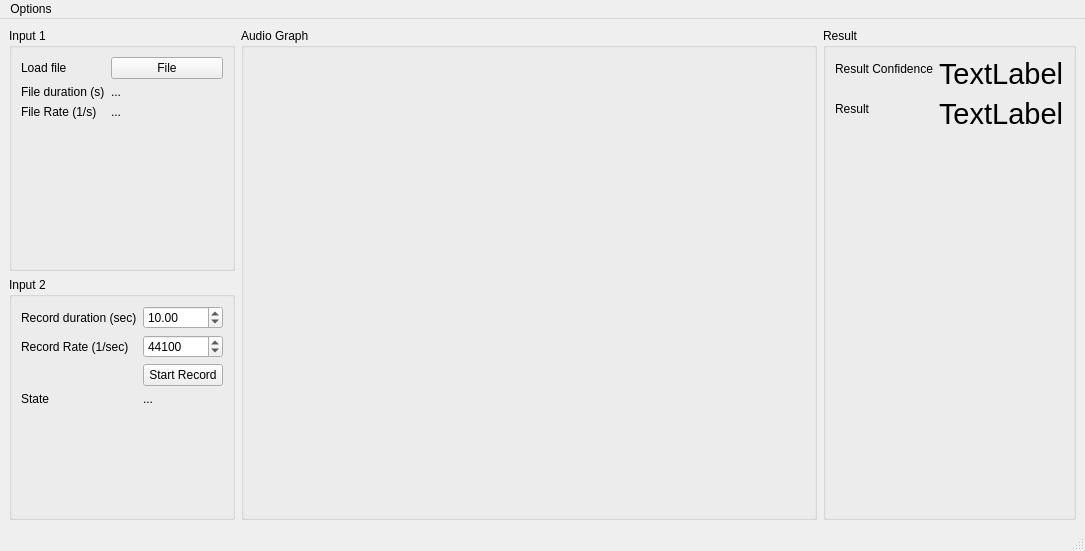
Old version of the form UI/UI_Mainwindow.ui in the repository M-Burenzaya/Sound-Classification---Desktop-app.
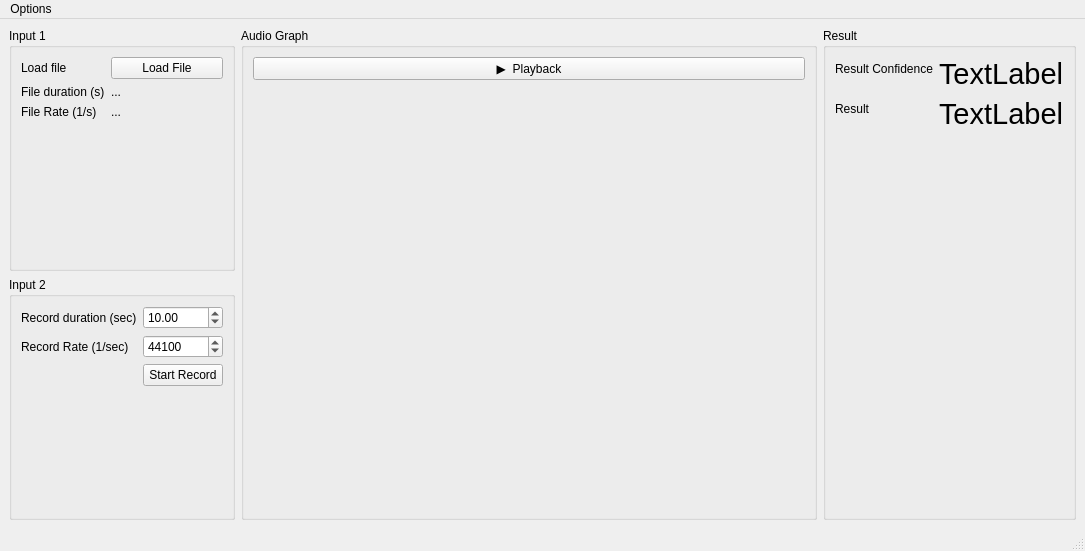
New version of the form. Custom widgets are drawn as their Qt base class.

Commit message: Playback button

```diff
--- a/UI/UI_Mainwindow.ui
+++ b/UI/UI_Mainwindow.ui
@@ -31,7 +31,7 @@
        <item row="0" column="1">
         <widget class="QPushButton" name="pb_load_audio_file">
          <property name="text">
-          <string>File</string>
+          <string>Load File</string>
          </property>
         </widget>
        </item>
@@ -63,7 +63,7 @@
          </property>
         </widget>
        </item>
-       <item row="3" column="0">
+       <item row="3" column="1">
         <spacer name="verticalSpacer_2">
          <property name="orientation">
           <enum>Qt::Orientation::Vertical</enum>
@@ -133,7 +133,7 @@
          </property>
         </widget>
        </item>
-       <item row="4" column="1">
+       <item row="3" column="1">
         <spacer name="verticalSpacer">
          <property name="orientation">
           <enum>Qt::Orientation::Vertical</enum>
@@ -146,20 +146,6 @@
          </property>
         </spacer>
        </item>
-       <item row="3" column="1">
-        <widget class="QLabel" name="l_rec_state">
-         <property name="text">
-          <string>...</string>
-         </property>
-        </widget>
-       </item>
-       <item row="3" column="0">
-        <widget class="QLabel" name="label_10">
-         <property name="text">
-          <string>State</string>
-         </property>
-        </widget>
-       </item>
       </layout>
      </widget>
     </item>
@@ -168,8 +154,15 @@
       <property name="title">
        <string>Audio Graph</string>
       </property>
-      <layout class="QFormLayout" name="formLayout_4">
-       <item row="0" column="0" colspan="2">
+      <layout class="QVBoxLayout" name="verticalLayout">
+       <item>
+        <widget class="QPushButton" name="pb_play_selected_audio">
+         <property name="text">
+          <string>▶  Playback</string>
+         </property>
+        </widget>
+       </item>
+       <item>
         <widget class="PlotWidget" name="pyqt_graph_audio" native="true">
          <property name="sizePolicy">
           <sizepolicy hsizetype="Preferred" vsizetype="MinimumExpanding">
@@ -183,10 +176,15 @@
            <height>200</height>
           </size>
          </property>
-        </widget>
-       </item>
-       <item row="1" column="1">
         <widget class="ImageView" name="pyqt_graph_audio_2" native="true">
+          <property name="geometry">
+           <rect>
+            <x>-10</x>
+            <y>10</y>
+            <width>540</width>
+            <height>223</height>
+           </rect>
+          </property>
          <property name="sizePolicy">
           <sizepolicy hsizetype="Preferred" vsizetype="MinimumExpanding">
            <horstretch>0</horstretch>
@@ -199,6 +197,7 @@
            <height>200</height>
           </size>
          </property>
+         </widget>
         </widget>
        </item>
       </layout>
```
Lines whose indentation alone changed are shown as unchanged. The commit also changes 3 other files.
